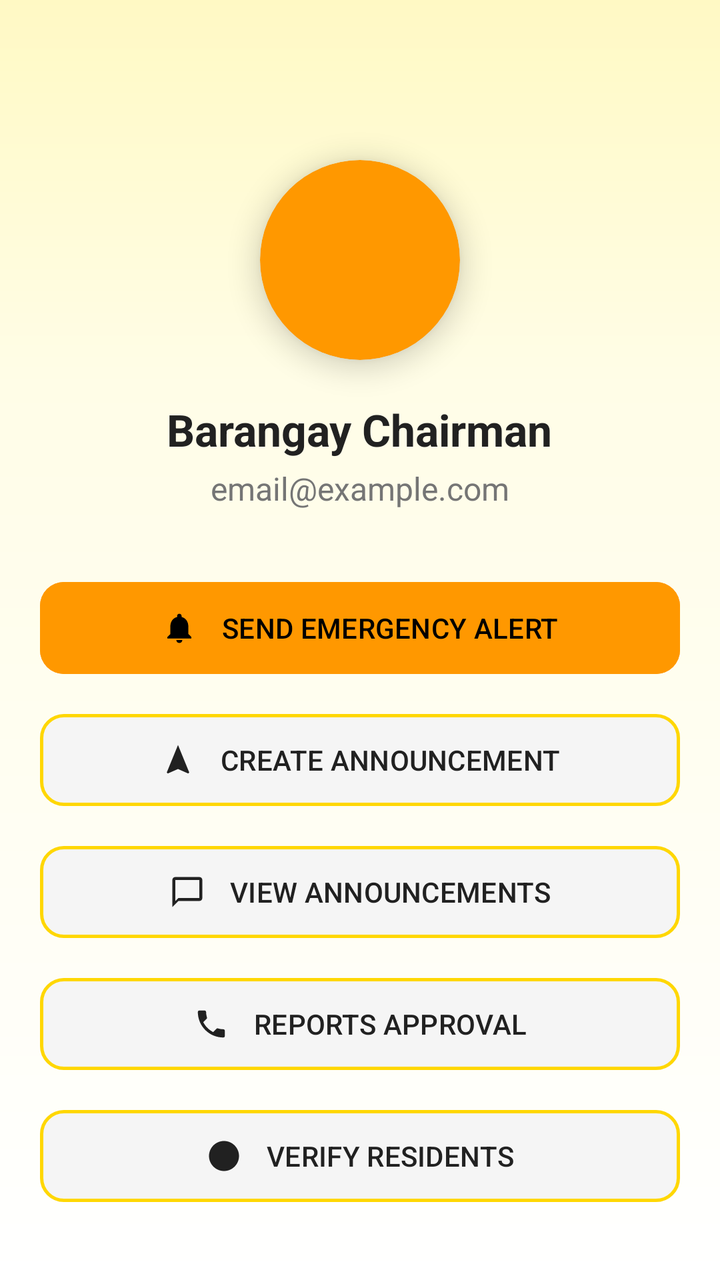
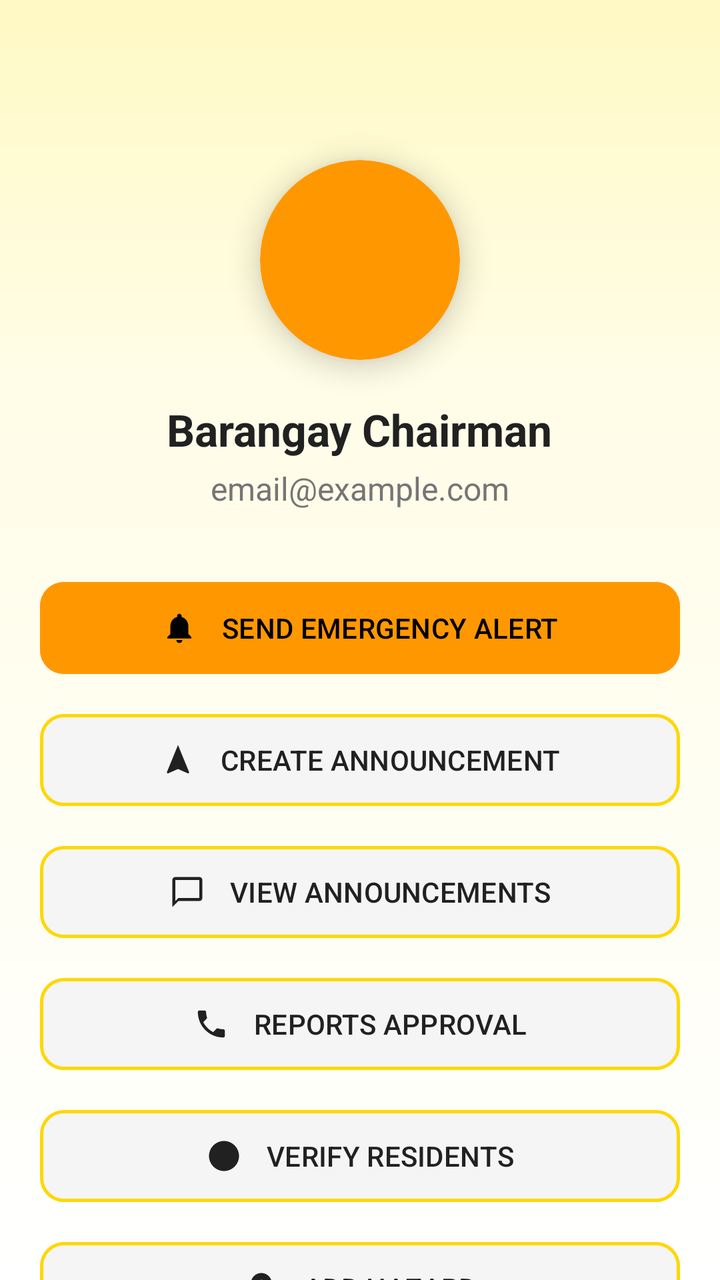

Compare the two renders of this Android layout. The source of the first and the diff that turns it into the second are given below.
<!-- AndroidManifest.xml: application theme Theme.Resilio -->
<!-- res/layout/fragment_profile.xml -->
<?xml version="1.0" encoding="utf-8"?>
<androidx.coordinatorlayout.widget.CoordinatorLayout xmlns:android="http://schemas.android.com/apk/res/android"
    xmlns:app="http://schemas.android.com/apk/res-auto"
    android:layout_width="match_parent"
    android:layout_height="match_parent"
    android:background="@drawable/bg_profile_gradient">

    <androidx.core.widget.NestedScrollView
        android:layout_width="match_parent"
        android:layout_height="match_parent"
        android:fillViewport="true">

        <LinearLayout
            android:layout_width="match_parent"
            android:layout_height="wrap_content"
            android:orientation="vertical"
            android:padding="20dp"
            android:gravity="center_horizontal">

            
            <com.google.android.material.card.MaterialCardView
                android:layout_width="100dp"
                android:layout_height="100dp"
                android:layout_marginTop="60dp"
                android:layout_marginBottom="20dp"
                app:cardCornerRadius="50dp"
                app:cardBackgroundColor="@color/warning_orange"
                app:cardElevation="8dp"
                app:strokeWidth="0dp">
                
            </com.google.android.material.card.MaterialCardView>

            <TextView
                android:id="@+id/tvProfileName"
                android:layout_width="wrap_content"
                android:layout_height="wrap_content"
                android:text="Barangay Chairman"
                android:textColor="@color/text_primary"
                android:textSize="22sp"
                android:textStyle="bold"
                android:layout_marginBottom="4dp"/>

            <TextView
                android:id="@+id/tvProfileEmail"
                android:layout_width="wrap_content"
                android:layout_height="wrap_content"
                android:text="email@example.com"
                android:textColor="@color/text_secondary"
                android:textSize="16sp"
                android:layout_marginBottom="32dp"/>

            
            <LinearLayout
                android:layout_width="match_parent"
                android:layout_height="wrap_content"
                android:orientation="vertical"
                android:maxWidth="400dp">

                
                <LinearLayout
                    android:id="@+id/layoutChairmanActions"
                    android:layout_width="match_parent"
                    android:layout_height="wrap_content"
                    android:orientation="vertical"
                    android:visibility="visible">

                    <com.google.android.material.button.MaterialButton
                        android:id="@+id/btnChairmanSendEmergencyAlert"
                        android:layout_width="match_parent"
                        android:layout_height="54dp"
                        android:text="SEND EMERGENCY ALERT"
                        android:backgroundTint="@color/warning_orange"
                        android:textColor="@color/black"
                        app:cornerRadius="12dp"
                        app:icon="@drawable/ic_alerts"
                        app:iconTint="@color/black"
                        app:iconPadding="12dp"
                        app:iconGravity="textStart"
                        android:layout_marginBottom="12dp"/>

                    <com.google.android.material.button.MaterialButton
                        android:id="@+id/btnChairmanCreateAnnouncement"
                        android:layout_width="match_parent"
                        android:layout_height="54dp"
                        android:text="CREATE ANNOUNCEMENT"
                        android:backgroundTint="@color/surface"
                        android:textColor="@color/text_primary"
                        app:strokeColor="@color/gold_accent"
                        app:strokeWidth="1.5dp"
                        app:cornerRadius="12dp"
                        app:icon="@drawable/ic_preparedness"
                        app:iconTint="@color/text_primary"
                        app:iconPadding="12dp"
                        app:iconGravity="textStart"
                        android:layout_marginBottom="12dp"/>

                    <com.google.android.material.button.MaterialButton
                        android:id="@+id/btnChairmanViewAnnouncements"
                        android:layout_width="match_parent"
                        android:layout_height="54dp"
                        android:text="VIEW ANNOUNCEMENTS"
                        android:backgroundTint="@color/surface"
                        android:textColor="@color/text_primary"
                        app:strokeColor="@color/gold_accent"
                        app:strokeWidth="1.5dp"
                        app:cornerRadius="12dp"
                        app:icon="@drawable/ic_chat"
                        app:iconTint="@color/text_primary"
                        app:iconPadding="12dp"
                        app:iconGravity="textStart"
                        android:layout_marginBottom="12dp"/>

                    <com.google.android.material.button.MaterialButton
                        android:id="@+id/btnReportsApproval"
                        android:layout_width="match_parent"
                        android:layout_height="54dp"
                        android:text="REPORTS APPROVAL"
                        android:backgroundTint="@color/surface"
                        android:textColor="@color/text_primary"
                        app:strokeColor="@color/gold_accent"
                        app:strokeWidth="1.5dp"
                        app:cornerRadius="12dp"
                        app:icon="@drawable/ic_hotline"
                        app:iconTint="@color/text_primary"
                        app:iconPadding="12dp"
                        app:iconGravity="textStart"
                        android:layout_marginBottom="12dp"/>

                    <com.google.android.material.button.MaterialButton
                        android:id="@+id/btnVerifyResidents"
                        android:layout_width="match_parent"
                        android:layout_height="54dp"
                        android:text="VERIFY RESIDENTS"
                        android:backgroundTint="@color/surface"
                        android:textColor="@color/text_primary"
                        app:strokeColor="@color/gold_accent"
                        app:strokeWidth="1.5dp"
                        app:cornerRadius="12dp"
                        app:icon="@drawable/ic_nav_placeholder"
                        app:iconTint="@color/text_primary"
                        app:iconPadding="12dp"
                        app:iconGravity="textStart"
                        android:layout_marginBottom="12dp"/>
                </LinearLayout>

                
                <LinearLayout
                    android:id="@+id/layoutBdrrmoActions"
                    android:layout_width="match_parent"
                    android:layout_height="wrap_content"
                    android:orientation="vertical"
                    android:visibility="gone">

                    <com.google.android.material.button.MaterialButton
                        android:id="@+id/btnSendEmergencyAlert"
                        android:layout_width="match_parent"
                        android:layout_height="54dp"
                        android:text="SEND EMERGENCY ALERT"
                        android:backgroundTint="@color/warning_orange"
                        android:textColor="@color/black"
                        app:cornerRadius="12dp"
                        app:icon="@drawable/ic_alerts"
                        app:iconTint="@color/black"
                        app:iconPadding="12dp"
                        app:iconGravity="textStart"
                        android:layout_marginBottom="12dp"/>

                    <com.google.android.material.button.MaterialButton
                        android:id="@+id/btnCreateAnnouncement"
                        android:layout_width="match_parent"
                        android:layout_height="54dp"
                        android:text="CREATE ANNOUNCEMENT"
                        android:backgroundTint="@color/surface"
                        android:textColor="@color/text_primary"
                        app:strokeColor="@color/gold_accent"
                        app:strokeWidth="1.5dp"
                        app:cornerRadius="12dp"
                        app:icon="@drawable/ic_preparedness"
                        app:iconTint="@color/text_primary"
                        app:iconPadding="12dp"
                        app:iconGravity="textStart"
                        android:layout_marginBottom="12dp"/>

                    <com.google.android.material.button.MaterialButton
                        android:id="@+id/btnViewAnnouncements"
                        android:layout_width="match_parent"
                        android:layout_height="54dp"
                        android:text="VIEW ANNOUNCEMENTS"
                        android:backgroundTint="@color/surface"
                        android:textColor="@color/text_primary"
                        app:strokeColor="@color/gold_accent"
                        app:strokeWidth="1.5dp"
                        app:cornerRadius="12dp"
                        app:icon="@drawable/ic_chat"
                        app:iconTint="@color/text_primary"
                        app:iconPadding="12dp"
                        app:iconGravity="textStart"
                        android:layout_marginBottom="12dp"/>
                </LinearLayout>

                <com.google.android.material.button.MaterialButton
                    android:id="@+id/btnLogout"
                    android:layout_width="match_parent"
                    android:layout_height="54dp"
                    android:text="LOGOUT"
                    android:backgroundTint="@color/emergency_red"
                    android:textColor="@color/white"
                    app:cornerRadius="12dp"
                    app:icon="@drawable/ic_logout"
                    app:iconTint="@color/white"
                    app:iconPadding="12dp"
                    app:iconGravity="textStart"
                    android:layout_marginTop="20dp"
                    android:layout_marginBottom="40dp"/>

            </LinearLayout>
        </LinearLayout>
    </androidx.core.widget.NestedScrollView>

</androidx.coordinatorlayout.widget.CoordinatorLayout>
<!-- resources referenced by this layout -->
<resources>
  <color name="black">#FF000000</color>
  <color name="emergency_red">#F44336</color>
  <color name="gold_accent">#FFD700</color>
  <color name="surface">#F5F5F5</color>
  <color name="text_primary">#212121</color>
  <color name="text_secondary">#757575</color>
  <color name="warning_orange">#FF9800</color>
  <color name="white">#FFFFFFFF</color>
  <!-- drawable bg_profile_gradient (drawable) -->
  <?xml version="1.0" encoding="utf-8"?>
  <shape xmlns:android="http://schemas.android.com/apk/res/android"
      android:shape="rectangle">
      <gradient
          android:startColor="@color/gradient_start"
          android:centerColor="@color/gradient_center"
          android:endColor="@color/gradient_end"
          android:centerY="0.3"
          android:angle="270" />
  </shape>
  <!-- drawable ic_alerts (drawable) -->
  <vector xmlns:android="http://schemas.android.com/apk/res/android"
      android:width="24dp"
      android:height="24dp"
      android:viewportWidth="24"
      android:viewportHeight="24">
    <path
        android:fillColor="#FF000000"
        android:pathData="M12,22c1.1,0 2,-0.9 2,-2h-4c0,1.1 0.89,2 2,2zM18,16v-5c0,-3.07 -1.64,-5.64 -4.5,-6.32V4c0,-0.83 -0.67,-1.5 -1.5,-1.5s-1.5,0.67 -1.5,1.5v0.68C7.63,5.36 6,7.92 6,11v5l-2,2v1h16v-1l-2,-2z"/>
  </vector>
  <!-- drawable ic_chat (drawable) -->
  <?xml version="1.0" encoding="utf-8"?>
  <vector xmlns:android="http://schemas.android.com/apk/res/android"
      android:width="24dp"
      android:height="24dp"
      android:viewportWidth="24"
      android:viewportHeight="24">
      <path
          android:fillColor="#FF000000"
          android:pathData="M20,2H4C2.9,2 2,2.9 2,4v18l4,-4h14c1.1,0 2,-0.9 2,-2V4C22,2.9 21.1,2 20,2zM20,16H6l-2,2V4h16V16z" />
  </vector>
  <!-- drawable ic_logout (drawable) -->
  <?xml version="1.0" encoding="utf-8"?>
  <vector xmlns:android="http://schemas.android.com/apk/res/android"
      android:width="24dp"
      android:height="24dp"
      android:viewportWidth="24"
      android:viewportHeight="24">
      <path
          android:fillColor="#FFFFFFFF"
          android:pathData="M17,7l-1.41,1.41L18.17,11H8v2h10.17l-2.58,2.58L17,17l5,-5L17,7z M4,5h8V3H4C2.9,3,2,3.9,2,5v14c0,1.1,0.9,2,2,2h8v-2H4V5z"/>
  </vector>
  <!-- drawable ic_nav_placeholder (drawable) -->
  <?xml version="1.0" encoding="utf-8"?>
  <vector xmlns:android="http://schemas.android.com/apk/res/android"
      android:width="24dp"
      android:height="24dp"
      android:viewportWidth="24"
      android:viewportHeight="24">
      <path
          android:fillColor="#FF000000"
          android:pathData="M12,2C6.48,2 2,6.48 2,12s4.48,10 10,10 10,-4.48 10,-10S17.52,2 12,2z" />
  </vector>
  <!-- drawable ic_preparedness (drawable) -->
  <vector xmlns:android="http://schemas.android.com/apk/res/android"
      android:width="24dp"
      android:height="24dp"
      android:viewportWidth="24"
      android:viewportHeight="24">
      <path
          android:fillColor="#FFFFFF"
          android:pathData="M12,2L4.5,20.29L5.21,21L12,18L18.79,21L19.5,20.29L12,2Z" />
  </vector>
  <style name="Theme.Resilio" parent="Base.Theme.Resilio" />
  <color name="gradient_start">#FFF9C4</color>
  <color name="gradient_center">#FFFDE7</color>
  <color name="gradient_end">#FFFFFF</color>
  <color name="secondary_blue">#2196F3</color>
  <color name="primary_green">#4CAF50</color>
  <color name="background">#FFFFFF</color>
  <!-- unchanged entries left out for length: 2 -->
</resources>

<!-- the commit's change to res/layout/fragment_profile.xml (unified diff, before → after) -->
@@ -141,6 +141,22 @@
                         app:iconPadding="12dp"
                         app:iconGravity="textStart"
                         android:layout_marginBottom="12dp"/>
+
+                    <com.google.android.material.button.MaterialButton
+                        android:id="@+id/btnChairmanAddHazard"
+                        android:layout_width="match_parent"
+                        android:layout_height="54dp"
+                        android:text="ADD HAZARD"
+                        android:backgroundTint="@color/surface"
+                        android:textColor="@color/text_primary"
+                        app:strokeColor="@color/gold_accent"
+                        app:strokeWidth="1.5dp"
+                        app:cornerRadius="12dp"
+                        app:icon="@drawable/ic_location_on"
+                        app:iconTint="@color/text_primary"
+                        app:iconPadding="12dp"
+                        app:iconGravity="textStart"
+                        android:layout_marginBottom="12dp"/>
                 </LinearLayout>
 
                 
@@ -192,6 +208,22 @@
                         app:strokeWidth="1.5dp"
                         app:cornerRadius="12dp"
                         app:icon="@drawable/ic_chat"
+                        app:iconTint="@color/text_primary"
+                        app:iconPadding="12dp"
+                        app:iconGravity="textStart"
+                        android:layout_marginBottom="12dp"/>
+
+                    <com.google.android.material.button.MaterialButton
+                        android:id="@+id/btnAddHazard"
+                        android:layout_width="match_parent"
+                        android:layout_height="54dp"
+                        android:text="ADD HAZARD"
+                        android:backgroundTint="@color/surface"
+                        android:textColor="@color/text_primary"
+                        app:strokeColor="@color/gold_accent"
+                        app:strokeWidth="1.5dp"
+                        app:cornerRadius="12dp"
+                        app:icon="@drawable/ic_location_on"
                         app:iconTint="@color/text_primary"
                         app:iconPadding="12dp"
                         app:iconGravity="textStart"
<!-- resource entries referenced after the edit -->
@@ -39,6 +39,17 @@
       <path
           android:fillColor="#FF000000"
           android:pathData="M20,2H4C2.9,2 2,2.9 2,4v18l4,-4h14c1.1,0 2,-0.9 2,-2V4C22,2.9 21.1,2 20,2zM20,16H6l-2,2V4h16V16z" />
+  </vector>
+  <!-- drawable ic_location_on (drawable) -->
+  <?xml version="1.0" encoding="utf-8"?>
+  <vector xmlns:android="http://schemas.android.com/apk/res/android"
+      android:width="24dp"
+      android:height="24dp"
+      android:viewportWidth="24"
+      android:viewportHeight="24">
+      <path
+          android:fillColor="#FF000000"
+          android:pathData="M12,2C8.13,2 5,5.13 5,9c0,5.25 7,13 7,13s7,-7.75 7,-13c0,-3.87 -3.13,-7 -7,-7zM12,11.5c-1.38,0 -2.5,-1.12 -2.5,-2.5s1.12,-2.5 2.5,-2.5 2.5,1.12 2.5,2.5 -1.12,2.5 -2.5,2.5z" />
   </vector>
   <!-- drawable ic_logout (drawable) -->
   <?xml version="1.0" encoding="utf-8"?>
